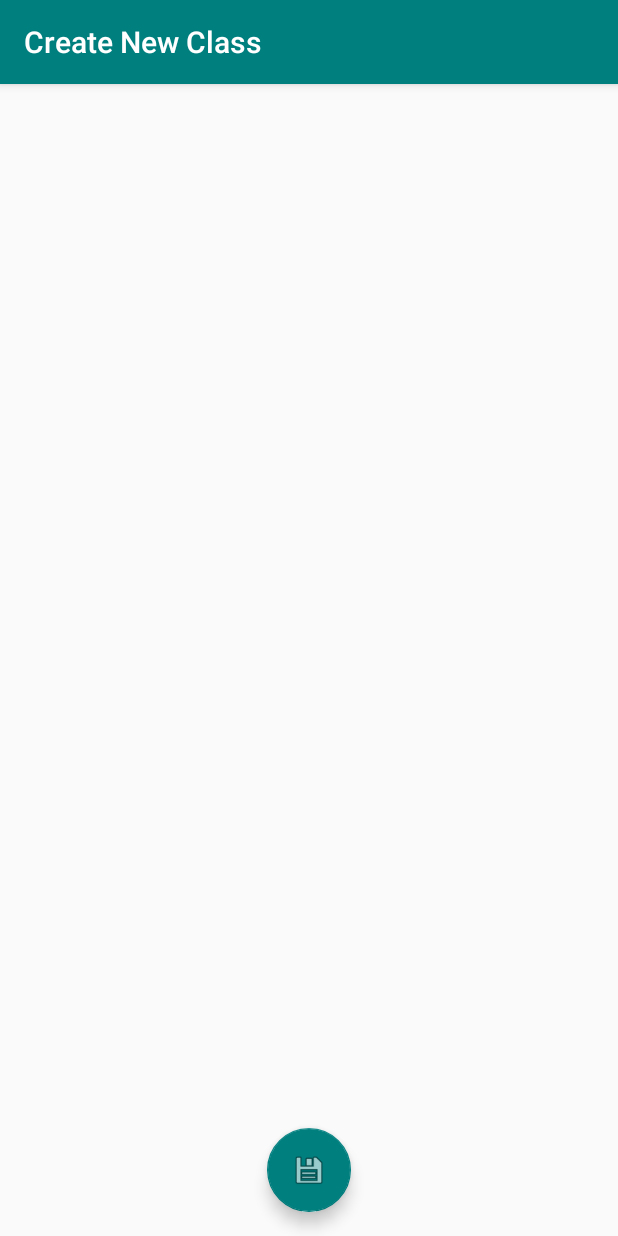
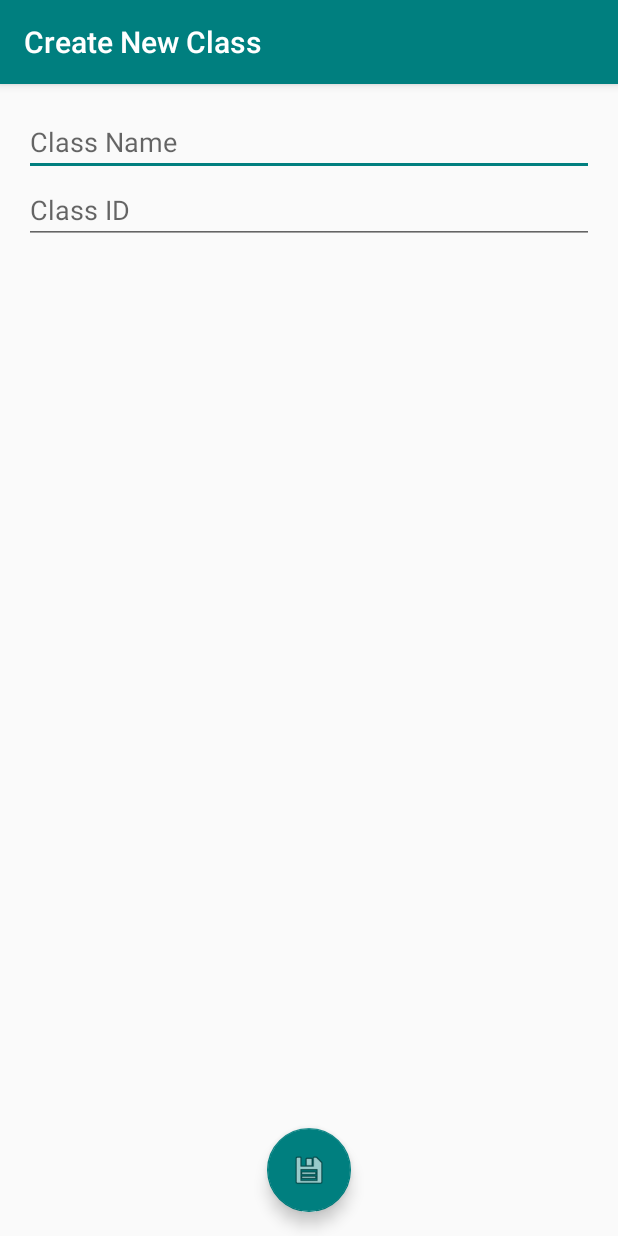
Before and after one commit to jakeprobst/academicplanner, an Android app: the screen it shows after launch (NewClassActivity), after a tap on an icon or button, on a phone screen of 412 x 824 dp. Run offline under Robolectric (Android 15) with nearby library versions, the phone set to English and light mode, and no system bars.

Commit message:
more datalayering

```diff
--- a/app/src/main/java/org/thisnamesucks/academicplanner/ClassActivity.java
+++ b/app/src/main/java/org/thisnamesucks/academicplanner/ClassActivity.java
@@ -11,6 +11,7 @@ import android.widget.ListView;
 import java.util.ArrayList;
 
 public class ClassActivity extends AppCompatActivity {
+    ClassModel classmodel;
 
     @Override
     protected void onCreate(Bundle savedInstanceState) {
@@ -19,13 +20,13 @@ public class ClassActivity extends AppCompatActivity {
         Toolbar toolbar = (Toolbar) findViewById(R.id.toolbar);
         setSupportActionBar(toolbar);
 
-        setTitle(getIntent().getExtras().getString("classname"));
+        classmodel = ClassDataManager.getClassById(getIntent().getExtras().getInt("classid"));
+        setTitle(classmodel.getName());
 
         FloatingActionButton fab = (FloatingActionButton) findViewById(R.id.fab);
         fab.setOnClickListener(new View.OnClickListener() {
             @Override
             public void onClick(View view) {
-                // show add new class activity
                 Intent intent = new Intent(ClassActivity.this, AssignmentActivity.class);
                 intent.putExtra("classname",getTitle());
                 startActivity(intent);
--- a/app/src/main/java/org/thisnamesucks/academicplanner/ClassDataManager.java
+++ b/app/src/main/java/org/thisnamesucks/academicplanner/ClassDataManager.java
@@ -13,7 +13,7 @@ public class ClassDataManager {
     private static Context ctx;
     private static ClassDataManagerJSON datastore;
     //private static ArrayList<ClassModel> classes = new ArrayList<>();
-    //private static Map<Integer, ClassModel> classes = new HashMap<>();
+    private static Map<Integer, ClassModel> classcache = new HashMap<>();
 
     public static void makeTestData() {
         ClassModel cs = new ClassModel();
@@ -54,12 +54,19 @@ public class ClassDataManager {
         //datastore.writeClassData();
     }
 
+    public static void writeClassData(ClassModel classdata) {
+        datastore.writeClassData(classdata);
+    }
+
 
     public static ClassModel getClassById(int id) {
         // set a sort of write-callback?
         // like, in the setters call a function I set here?
         // or just save things manually that might just be easier
-        return datastore.getClassData(id);
+        if (!classcache.containsKey(id)){
+            classcache.put(id, datastore.getClassById(id));
+        }
+        return classcache.get(id);
     }
 
     public static ArrayList<ClassModel> getByIDs(ArrayList<Integer> ids) {
--- a/app/src/main/java/org/thisnamesucks/academicplanner/ClassDataManagerJSON.java
+++ b/app/src/main/java/org/thisnamesucks/academicplanner/ClassDataManagerJSON.java
@@ -1,6 +1,7 @@
 package org.thisnamesucks.academicplanner;
 
 import android.content.Context;
+import android.util.Log;
 
 import com.google.gson.Gson;
 import com.google.gson.reflect.TypeToken;
@@ -26,15 +27,17 @@ public class ClassDataManagerJSON {
         Gson gson = new Gson();
         return gson.fromJson(data, new TypeToken<ArrayList<ClassModel>>() {}.getType());
     }*/
-    public ClassModel getClassData(int id) {
+    public ClassModel getClassById(int id) {
         String data = Util.getFileContents(ctx, getFilePath(id));
         Gson gson = new Gson();
+        Log.d("class from file", data);
         return gson.fromJson(data, ClassModel.class);
     }
 
     public void writeClassData(ClassModel classdata) {
         Gson gson = new Gson();
         String json = gson.toJson(classdata);
+        Log.d("class to file", json);
         Util.writeToFile(ctx, getFilePath(classdata.getId()), json);
     }
 }
--- a/app/src/main/java/org/thisnamesucks/academicplanner/SemesterActivity.java
+++ b/app/src/main/java/org/thisnamesucks/academicplanner/SemesterActivity.java
@@ -6,6 +6,7 @@ import android.support.design.widget.FloatingActionButton;
 import android.support.design.widget.Snackbar;
 import android.support.v7.app.AppCompatActivity;
 import android.support.v7.widget.Toolbar;
+import android.util.Log;
 import android.view.View;
 import android.widget.AdapterView;
 import android.widget.ListView;
@@ -16,7 +17,29 @@ import java.util.ArrayList;
 public class SemesterActivity extends AppCompatActivity {
     //SemesterInformation semesterInformation;
     //SemesterModel semesterModel;
+    ArrayList<ClassModel> classlist;
     ClassInformationAdapter classInfoAdapter;
+
+    @Override
+    protected void onResume() {
+        super.onResume();
+
+        SemesterModel semesterModel = SemesterDataManager.getCurrentSemester();
+        setTitle(semesterModel.getName());
+        classlist = ClassDataManager.getByIDs(semesterModel.getClasses());
+        classInfoAdapter = new ClassInformationAdapter(this, classlist);
+
+        ListView classSelection = (ListView) findViewById(R.id.class_list);
+        classSelection.setAdapter(classInfoAdapter);
+        classSelection.setOnItemClickListener(new AdapterView.OnItemClickListener() {
+            @Override
+            public void onItemClick(AdapterView<?> parent, View view, int position, long id) {
+                Intent intent = new Intent(SemesterActivity.this, ClassActivity.class);
+                intent.putExtra("classid", ((ClassModel) parent.getItemAtPosition(position)).getId());
+                startActivity(intent);
+            }
+        });
+    }
 
     @Override
     protected void onCreate(Bundle savedInstanceState) {
@@ -28,26 +51,11 @@ public class SemesterActivity extends AppCompatActivity {
         //SemesterModel semesterModel = new SemesterModel(getApplicationContext());
         SemesterDataManager.initialize(this);
         ClassDataManager.initialize(this);
-        SemesterModel semesterModel = SemesterDataManager.getCurrentSemester();
-        setTitle(semesterModel.getName());
-        classInfoAdapter = new ClassInformationAdapter(this, ClassDataManager.getByIDs(semesterModel.getClasses()));
-
-        ListView classSelection = (ListView) findViewById(R.id.class_list);
-        classSelection.setAdapter(classInfoAdapter);
-        classSelection.setOnItemClickListener(new AdapterView.OnItemClickListener() {
-            @Override
-            public void onItemClick(AdapterView<?> parent, View view, int position, long id) {
-                Intent intent = new Intent(SemesterActivity.this, ClassActivity.class);
-                intent.putExtra("classname", ((ClassModel) parent.getItemAtPosition(position)).getName());
-                startActivity(intent);
-            }
-        });
 
         FloatingActionButton fab = (FloatingActionButton) findViewById(R.id.fab);
         fab.setOnClickListener(new View.OnClickListener() {
             @Override
             public void onClick(View view) {
-                // show add new class activity
                 Intent intent = new Intent(SemesterActivity.this, NewClassActivity.class);
                 startActivity(intent);
             }
--- a/app/src/main/java/org/thisnamesucks/academicplanner/SemesterDataManager.java
+++ b/app/src/main/java/org/thisnamesucks/academicplanner/SemesterDataManager.java
@@ -15,7 +15,7 @@ public class SemesterDataManager {
     private static Context ctx;
     private static SemesterDataManagerJSON datastore;
     //private static ArrayList<SemesterModel> semesters = new ArrayList<>();
-    //private static Map<Integer, SemesterModel> semesters = new HashMap<>();
+    private static Map<Integer, SemesterModel> semestercache = new HashMap<>();
 
     public static void makeTestData() {
         SemesterModel sem = new SemesterModel();
@@ -41,11 +41,13 @@ public class SemesterDataManager {
     }
 
     public static SemesterModel getCurrentSemester() {
-        // do magic here?
         return getSemesterById(1);
     }
 
     public static SemesterModel getSemesterById(int id) {
-        return datastore.getSemesterById(id);
+        if (!semestercache.containsKey(id)){
+            semestercache.put(id, datastore.getSemesterById(id));
+        }
+        return semestercache.get(id);
     }
 }
--- a/app/src/main/res/layout/content_new_class.xml
+++ b/app/src/main/res/layout/content_new_class.xml
@@ -10,4 +10,19 @@
     tools:showIn="@layout/activity_new_class"
     tools:context="org.thisnamesucks.academicplanner.NewClassActivity">
 
+
+    <EditText
+        android:id="@+id/new_class_name_entry"
+        android:layout_width="match_parent"
+        android:layout_height="wrap_content"
+        android:hint="Class Name"/>
+
+    <EditText
+        android:id="@+id/new_class_id_entry"
+        android:layout_width="match_parent"
+        android:layout_height="wrap_content"
+        android:layout_below="@+id/new_class_name_entry"
+        android:hint="Class ID"/>
+
+
 </RelativeLayout>
```
Also changed, not shown: app/src/main/java/org/thisnamesucks/academicplanner/NewClassActivity.java (+19 -3 lines).
